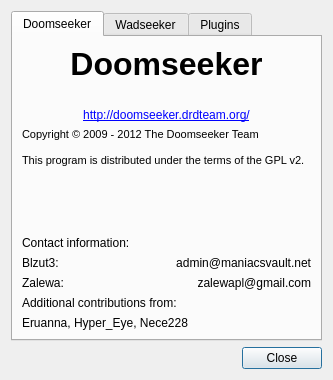
Above: src/core/gui/aboutDlg.ui from Destroyerrrocket/doomseeker-unofficial before the change. Below: the same form after it.
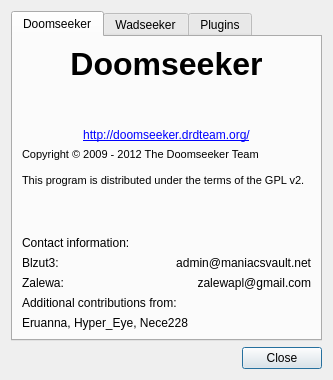
That is the form after the change.

Commit message: - Updated updaterevision to the version in the latest Skulltag Mercurial repository. This means we'll also use YYMMDD-HHMM. - Added the changeset hash to the about dialog.

Patch:
```diff
--- a/src/core/gui/aboutDlg.ui
+++ b/src/core/gui/aboutDlg.ui
@@ -81,6 +81,16 @@
          </property>
         </widget>
        </item>
+       <item>
+        <widget class="QLabel" name="versionChangeset">
+         <property name="text">
+          <string>&lt;Changeset&gt;</string>
+         </property>
+         <property name="alignment">
+          <set>Qt::AlignCenter</set>
+         </property>
+        </widget>
+       </item>
        <item>
         <widget class="QLabel" name="label_3">
          <property name="text">
```
The commit also changes 4 other files.
